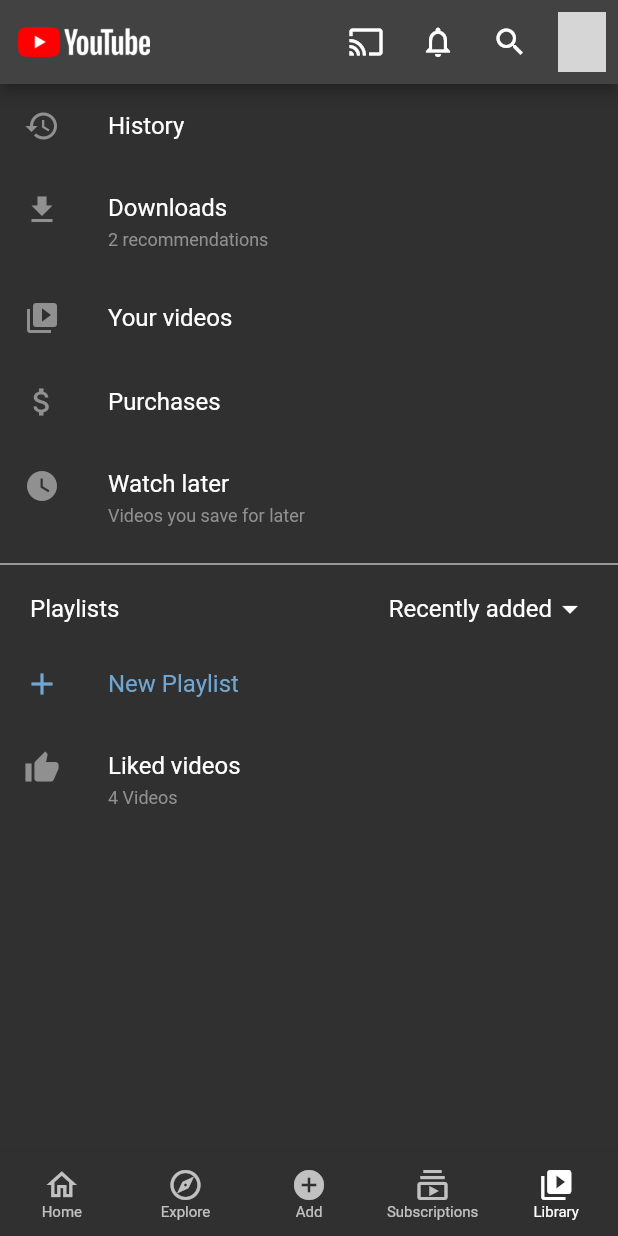
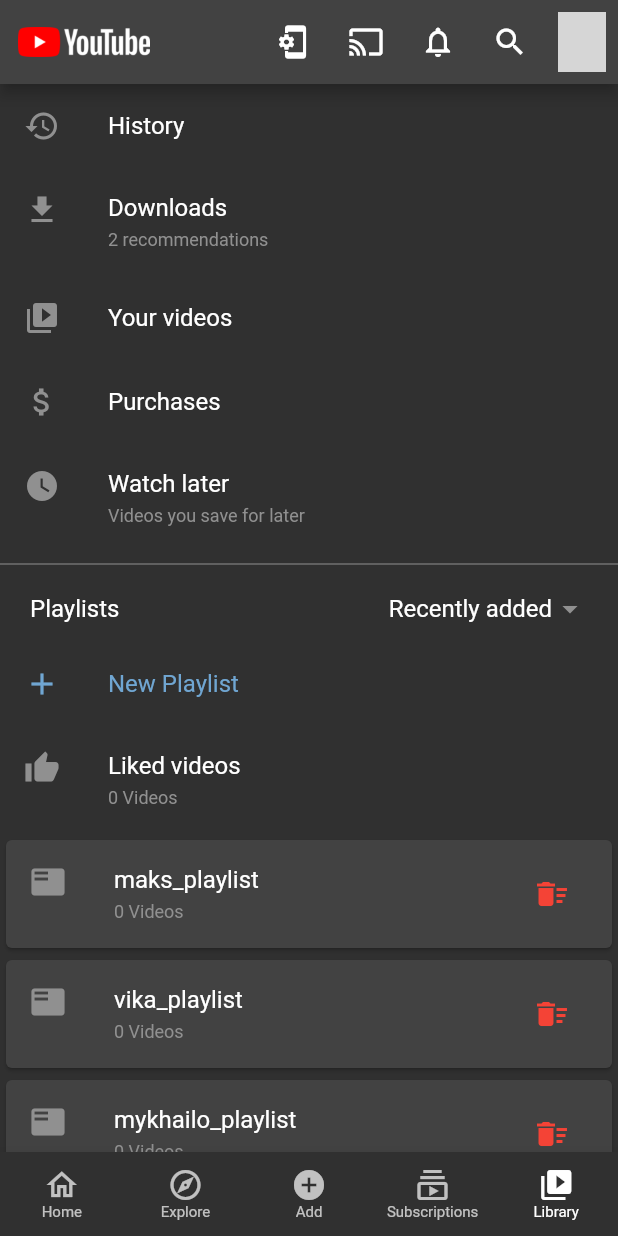
Before and after one commit to leobit-flutter-2021/youtube_app, a Flutter app: the screen it shows after launch, item 5 of the bottom bar chosen, on a phone screen of 412 x 824 dp. Run offline on Flutter 3.47's test engine with Material 2 defaults, Android fonts, the phone set to English and light mode, and no system bars; our stand-ins replace timeago; network calls fail; grey boxes are pictures that could not be loaded.

Commit message:
Added global state(change the color oh theme) and added local state library

```diff
--- /dev/null
+++ b/lib/globalStateManagement/themeManagement.dart
@@ -0,0 +1,14 @@
+import 'package:flutter/cupertino.dart';
+import 'package:flutter/material.dart';
+import 'themes.dart';
+
+class ThemeManagement with ChangeNotifier {
+  ThemeData _currentTheme = mainTheme;
+
+  ThemeData get currentTheme => _currentTheme;
+
+  void toggleTheme() {
+    _currentTheme = _currentTheme == mainTheme ? secondTheme : mainTheme;
+    notifyListeners();
+  }
+}
--- /dev/null
+++ b/lib/globalStateManagement/themes.dart
@@ -0,0 +1,15 @@
+import 'package:flutter/material.dart';
+
+ThemeData mainTheme = ThemeData(
+  brightness: Brightness.dark,
+  bottomNavigationBarTheme:
+      const BottomNavigationBarThemeData(selectedItemColor: Colors.white),
+);
+
+ThemeData secondTheme = ThemeData(
+
+  brightness: Brightness.light,
+  bottomNavigationBarTheme:
+      const BottomNavigationBarThemeData(selectedItemColor: Colors.black),
+
+);
--- a/lib/main.dart
+++ b/lib/main.dart
@@ -1,5 +1,6 @@
 import 'package:flutter/material.dart';
 import 'package:flutter/services.dart';
+import 'package:hw_3/globalStateManagement/themeManagement.dart';
 
 import 'package:hw_3/screens/nav_screen.dart';
 import 'package:provider/provider.dart';
@@ -7,13 +8,10 @@
 import 'globalStateManagement/userImageManagement.dart';
 
 void main() {
-  runApp(
-      MultiProvider(
-          providers: [
-            ChangeNotifierProvider(create: (_)=>ImageManagement()),
-          ],
-          child: MyApp()
-      ));
+  runApp(MultiProvider(providers: [
+    ChangeNotifierProvider(create: (_) => ImageManagement()),
+    ChangeNotifierProvider(create: (_) => ThemeManagement()),
+  ], child: MyApp()));
 }
 
 class MyApp extends StatelessWidget {
@@ -24,14 +22,9 @@
     // var incrementValue = context.watch<Increment>().count;
 
     return MaterialApp(
-      title: 'Flutter YouTube UI',
-      debugShowCheckedModeBanner: false,
-      theme: ThemeData(
-        brightness: Brightness.dark,
-        bottomNavigationBarTheme:
-            const BottomNavigationBarThemeData(selectedItemColor: Colors.white),
-      ),
-      home: NavScreen()
-    );
+        title: 'Flutter YouTube UI',
+        debugShowCheckedModeBanner: false,
+        theme: context.watch<ThemeManagement>().currentTheme,
+        home: NavScreen());
   }
 }
--- a/lib/screens/library_screen.dart
+++ b/lib/screens/library_screen.dart
@@ -4,7 +4,28 @@
 
 import 'package:hw_3/widgets/app_bar.dart';
 
-class LibraryTab extends StatelessWidget {
+class LibraryTab extends StatefulWidget {
+  LibraryState createState() => LibraryState();
+}
+
+class LibraryState extends State<LibraryTab> {
+  late String temp;
+  List playList = [];
+  int likeCounter = 0;
+
+  @override
+  void initState() {
+    super.initState();
+
+    playList.addAll(['maks_playlist', 'vika_playlist', 'mykhailo_playlist']);
+  }
+
+  void _incrementCounter() {
+    setState(() {
+      likeCounter++;
+    });
+  }
+
   @override
   Widget build(BuildContext context) {
     return Scaffold(
@@ -19,61 +40,124 @@
                   leading: Icon(Icons.history, color: suvaGrey),
                   title: Text(
                     'History',
-                    style: TextStyle(color: Colors.white),
                   ),
                 ),
                 ListTile(
                   leading: Icon(Icons.file_download, color: suvaGrey),
-                  title: Text('Downloads', style: TextStyle(color: Colors.white)),
+                  title: Text(
+                    'Downloads',
+                  ),
                   subtitle: Text('2 recommendations',
                       style: TextStyle(color: suvaGrey, fontSize: 12.0)),
                 ),
                 ListTile(
                   leading: Icon(Icons.video_library, color: suvaGrey),
-                  title:
-                      Text('Your videos', style: TextStyle(color: Colors.white)),
+                  title: Text(
+                    'Your videos',
+                  ),
                 ),
                 ListTile(
                   leading: Icon(Icons.attach_money, color: suvaGrey),
-                  title: Text('Purchases', style: TextStyle(color: Colors.white)),
+                  title: Text('Purchases'),
                 ),
                 ListTile(
                   leading: Icon(Icons.watch_later, color: suvaGrey),
-                  title:
-                      Text('Watch later', style: TextStyle(color: Colors.white)),
+                  title: Text(
+                    'Watch later',
+                  ),
                   subtitle: Text('Videos you save for later',
                       style: TextStyle(color: suvaGrey, fontSize: 12.0)),
                 ),
-                Divider(color: Colors.white),
+                Divider(color: suvaGrey),
                 Padding(
-                  padding: EdgeInsets.symmetric(horizontal: 20.0, vertical: 10.0),
+                  padding:
+                      EdgeInsets.symmetric(horizontal: 20.0, vertical: 10.0),
                   child: Row(
                     mainAxisAlignment: MainAxisAlignment.spaceBetween,
                     children: <Widget>[
-                      Text('Playlists',
-                          style: TextStyle(color: Colors.white, fontSize: 16.0)),
+                      Text('Playlists', style: TextStyle(fontSize: 16.0)),
                       Row(
                         children: <Widget>[
                           Text('Recently added',
-                              style:
-                                  TextStyle(color: Colors.white, fontSize: 16.0)),
-                          Icon(Icons.arrow_drop_down, color: Colors.white)
+                              style: TextStyle(fontSize: 16.0)),
+                          Icon(Icons.arrow_drop_down, color: suvaGrey)
                         ],
                       )
                     ],
                   ),
                 ),
                 ListTile(
+                  onTap: () {
+                    showDialog(
+                        context: context,
+                        builder: (BuildContext context) {
+                          return AlertDialog(
+                            title: Text('Add playlist'),
+                            content: TextField(
+                              onChanged: (String value) {
+                                temp = value;
+                              },
+                            ),
+                            actions: [
+                              ElevatedButton(
+                                  onPressed: () {
+                                    setState(() {
+                                      playList.add(temp);
+                                    });
+                                    Navigator.of(context).pop();
+                                  },
+                                  child: Text('Add'))
+                            ],
+                          );
+                        });
+                  },
                   leading: Icon(Icons.add, color: linkBlue),
-                  title: Text('New Playlist', style: TextStyle(color: linkBlue)),
+                  title:
+                      Text('New Playlist', style: TextStyle(color: linkBlue)),
                 ),
                 ListTile(
+                  onTap: _incrementCounter,
                   leading: Icon(Icons.thumb_up, color: suvaGrey),
-                  title:
-                      Text('Liked videos', style: TextStyle(color: Colors.white)),
-                  subtitle: Text('4 Videos',
+                  title: Text(
+                    'Liked videos',
+                  ),
+                  subtitle: Text('$likeCounter Videos',
                       style: TextStyle(color: suvaGrey, fontSize: 12.0)),
                 ),
+                ListView.builder(
+                    shrinkWrap: true,
+                    itemCount: playList.length,
+                    itemBuilder: (BuildContext context, int index) {
+                      return Dismissible(
+                        key: Key(playList[index]),
+                        child: Card(
+                          child: ListTile(
+                            subtitle: Text('$likeCounter Videos',
+                                style:
+                                    TextStyle(color: suvaGrey, fontSize: 12.0)),
+                            leading:
+                                Icon(Icons.featured_play_list, color: suvaGrey),
+                            title: Text(playList[index]),
+                            trailing: IconButton(
+                              icon: Icon(
+                                Icons.delete_sweep,
+                                color: Colors.red,
+                              ),
+                              onPressed: () {
+                                setState(() {
+                                  playList.removeAt(index);
+                                });
+                              },
+                            ),
+                          ),
+                        ),
+                        onDismissed: (direction) {
+                          setState(() {
+                            playList.removeAt(index);
+                          });
+                        },
+                      );
+                    }),
               ],
             ),
           ),
--- a/lib/widgets/app_bar.dart
+++ b/lib/widgets/app_bar.dart
@@ -1,6 +1,7 @@
 import 'package:flutter/material.dart';
 
 import 'package:hw_3/data/data.dart';
+import 'package:hw_3/globalStateManagement/themeManagement.dart';
 import 'package:hw_3/globalStateManagement/userImageManagement.dart';
 
 import 'package:hw_3/screens/user_profile_screen.dart';
@@ -22,6 +23,12 @@
         child: Image.asset('assets/images/home_screen/logos/logo_dark.png'),
       ),
       actions: [
+        IconButton(
+          icon: const Icon(Icons.phonelink_setup),
+          onPressed: () {
+            context.read<ThemeManagement>().toggleTheme();
+          },
+        ),
         IconButton(
           icon: const Icon(Icons.cast),
           onPressed: () {},
```
Lines whose indentation alone changed are shown as unchanged.
